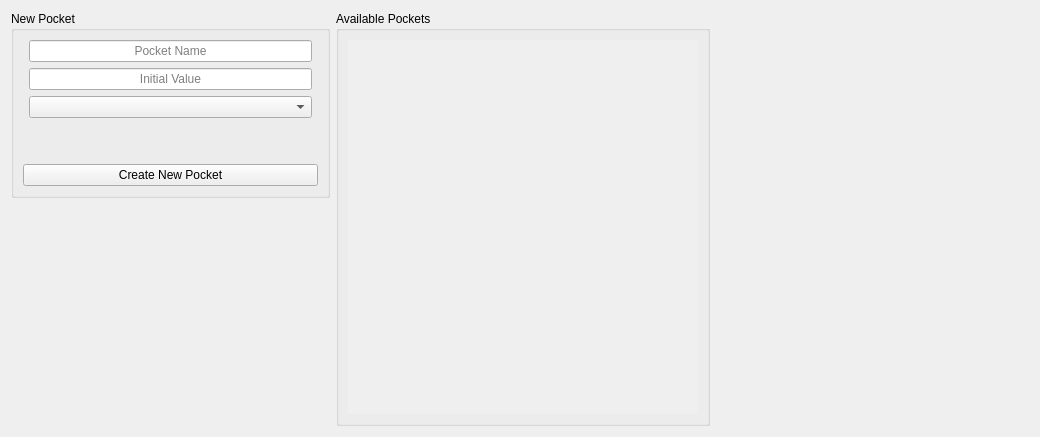
Old version of the form FinancialManager/Content/Pockets/pocketswidget.ui in the repository Aethermeister/FinancialManager.
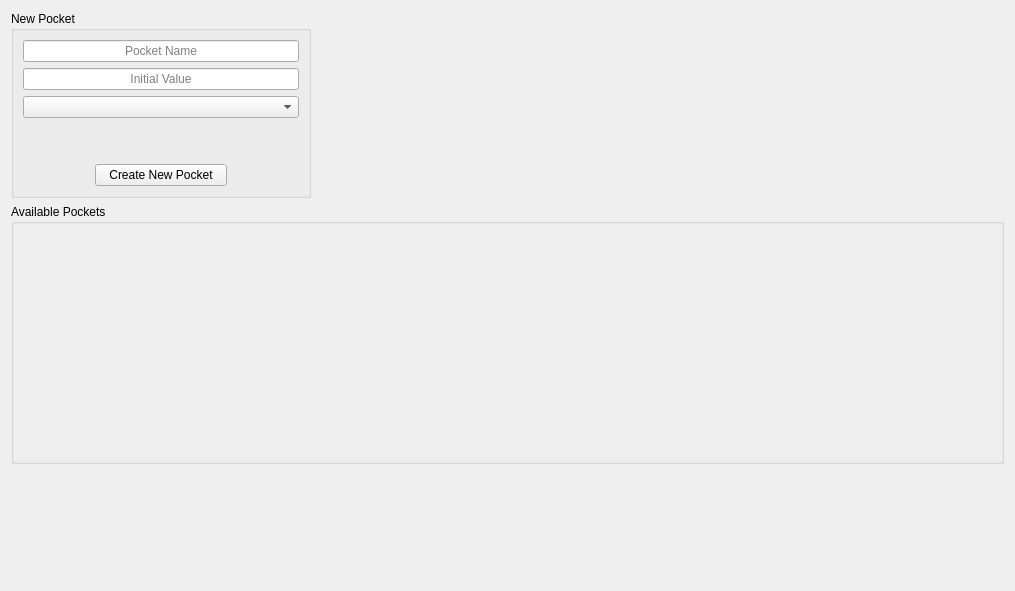
New version of the form. Custom widgets are drawn as their Qt base class.

Commit message:
Pocket list widget + Pocket deletion
Custom Pocket list widget added
Pockets can be deleted
Confirmation dialog is added to confirm deletion
Deleting pockets deletes the linked records as well

Diff of the .ui file:
```diff
--- a/FinancialManager/Content/Pockets/pocketswidget.ui
+++ b/FinancialManager/Content/Pockets/pocketswidget.ui
@@ -6,16 +6,28 @@
    <rect>
     <x>0</x>
     <y>0</y>
-    <width>1040</width>
-    <height>437</height>
+    <width>1015</width>
+    <height>591</height>
    </rect>
   </property>
   <property name="windowTitle">
    <string>Form</string>
   </property>
   <layout class="QGridLayout" name="gridLayout_2">
-   <item row="0" column="1" rowspan="2">
+   <item row="1" column="0" colspan="3">
     <widget class="QGroupBox" name="groupBox_2">
+     <property name="minimumSize">
+      <size>
+       <width>0</width>
+       <height>260</height>
+      </size>
+     </property>
+     <property name="maximumSize">
+      <size>
+       <width>16777215</width>
+       <height>260</height>
+      </size>
+     </property>
      <property name="title">
       <string>Available Pockets</string>
      </property>
@@ -23,12 +35,30 @@
       <bool>true</bool>
      </property>
      <layout class="QGridLayout" name="gridLayout_3">
+      <property name="leftMargin">
+       <number>0</number>
+      </property>
+      <property name="topMargin">
+       <number>0</number>
+      </property>
+      <property name="rightMargin">
+       <number>0</number>
+      </property>
+      <property name="bottomMargin">
+       <number>0</number>
+      </property>
       <item row="0" column="0">
        <widget class="QScrollArea" name="scrollArea">
         <property name="minimumSize">
          <size>
-          <width>350</width>
-          <height>0</height>
+          <width>0</width>
+          <height>235</height>
+         </size>
+        </property>
+        <property name="maximumSize">
+         <size>
+          <width>16777215</width>
+          <height>235</height>
          </size>
         </property>
         <property name="frameShape">
@@ -42,19 +72,42 @@
           <rect>
            <x>0</x>
            <y>0</y>
-           <width>350</width>
-           <height>379</height>
+           <width>991</width>
+           <height>210</height>
           </rect>
          </property>
-         <layout class="QVBoxLayout" name="m_pocketListing_layout"/>
+         <property name="minimumSize">
+          <size>
+           <width>0</width>
+           <height>210</height>
+          </size>
+         </property>
+         <property name="maximumSize">
+          <size>
+           <width>16777215</width>
+           <height>210</height>
+          </size>
+         </property>
         </widget>
        </widget>
       </item>
      </layout>
     </widget>
    </item>
-   <item row="0" column="0">
+   <item row="0" column="0" colspan="2">
     <widget class="QGroupBox" name="groupBox">
+     <property name="sizePolicy">
+      <sizepolicy hsizetype="Expanding" vsizetype="Preferred">
+       <horstretch>0</horstretch>
+       <verstretch>0</verstretch>
+      </sizepolicy>
+     </property>
+     <property name="minimumSize">
+      <size>
+       <width>300</width>
+       <height>0</height>
+      </size>
+     </property>
      <property name="title">
       <string>New Pocket</string>
      </property>
@@ -62,36 +115,39 @@
       <bool>true</bool>
      </property>
      <layout class="QGridLayout" name="gridLayout">
-      <item row="0" column="1">
-       <widget class="QLineEdit" name="m_newPocketName_lineEdit">
-        <property name="maximumSize">
+      <item row="5" column="3">
+       <spacer name="horizontalSpacer_3">
+        <property name="orientation">
+         <enum>Qt::Horizontal</enum>
+        </property>
+        <property name="sizeType">
+         <enum>QSizePolicy::Preferred</enum>
+        </property>
+        <property name="sizeHint" stdset="0">
          <size>
-          <width>16777215</width>
-          <height>16777215</height>
+          <width>40</width>
+          <height>20</height>
          </size>
         </property>
-        <property name="alignment">
-         <set>Qt::AlignCenter</set>
-        </property>
-        <property name="placeholderText">
-         <string>Pocket Name</string>
-        </property>
-       </widget>
+       </spacer>
       </item>
-      <item row="3" column="0" colspan="2">
-       <widget class="QLabel" name="m_information_lbl">
-        <property name="text">
-         <string/>
+      <item row="5" column="0">
+       <spacer name="horizontalSpacer_4">
+        <property name="orientation">
+         <enum>Qt::Horizontal</enum>
         </property>
-        <property name="wordWrap">
-         <bool>true</bool>
+        <property name="sizeType">
+         <enum>QSizePolicy::Preferred</enum>
         </property>
-        <property name="error" stdset="0">
-         <bool>true</bool>
+        <property name="sizeHint" stdset="0">
+         <size>
+          <width>40</width>
+          <height>20</height>
+         </size>
         </property>
-       </widget>
+       </spacer>
       </item>
-      <item row="4" column="0" colspan="3">
+      <item row="4" column="0" colspan="4">
        <spacer name="verticalSpacer">
         <property name="orientation">
          <enum>Qt::Vertical</enum>
@@ -107,7 +163,14 @@
         </property>
        </spacer>
       </item>
-      <item row="1" column="1">
+      <item row="2" column="0" colspan="4">
+       <widget class="QComboBox" name="m_pocketType_comboBox">
+        <property name="placeholderText">
+         <string>Select Type</string>
+        </property>
+       </widget>
+      </item>
+      <item row="1" column="0" colspan="4">
        <widget class="QLineEdit" name="m_newPocketInitialValue_lineEdit">
         <property name="maximumSize">
          <size>
@@ -123,7 +186,36 @@
         </property>
        </widget>
       </item>
-      <item row="5" column="0" colspan="3">
+      <item row="0" column="0" colspan="4">
+       <widget class="QLineEdit" name="m_newPocketName_lineEdit">
+        <property name="maximumSize">
+         <size>
+          <width>16777215</width>
+          <height>16777215</height>
+         </size>
+        </property>
+        <property name="alignment">
+         <set>Qt::AlignCenter</set>
+        </property>
+        <property name="placeholderText">
+         <string>Pocket Name</string>
+        </property>
+       </widget>
+      </item>
+      <item row="3" column="0" colspan="4">
+       <widget class="QLabel" name="m_information_lbl">
+        <property name="text">
+         <string/>
+        </property>
+        <property name="wordWrap">
+         <bool>true</bool>
+        </property>
+        <property name="error" stdset="0">
+         <bool>true</bool>
+        </property>
+       </widget>
+      </item>
+      <item row="5" column="1" colspan="2">
        <widget class="QPushButton" name="m_createNewPocket_btn">
         <property name="maximumSize">
          <size>
@@ -136,34 +228,17 @@
         </property>
        </widget>
       </item>
-      <item row="2" column="1">
-       <widget class="QComboBox" name="m_pocketType_comboBox">
-        <property name="placeholderText">
-         <string>Select Type</string>
-        </property>
-       </widget>
-      </item>
      </layout>
     </widget>
    </item>
-   <item row="1" column="0">
-    <spacer name="verticalSpacer_2">
-     <property name="orientation">
-      <enum>Qt::Vertical</enum>
-     </property>
-     <property name="sizeHint" stdset="0">
-      <size>
-       <width>20</width>
-       <height>40</height>
-      </size>
-     </property>
-    </spacer>
-   </item>
-   <item row="0" column="2" rowspan="2">
+   <item row="0" column="2">
     <spacer name="horizontalSpacer">
      <property name="orientation">
       <enum>Qt::Horizontal</enum>
      </property>
+     <property name="sizeType">
+      <enum>QSizePolicy::Expanding</enum>
+     </property>
      <property name="sizeHint" stdset="0">
       <size>
        <width>40</width>
@@ -172,8 +247,29 @@
      </property>
     </spacer>
    </item>
+   <item row="2" column="0" colspan="3">
+    <spacer name="verticalSpacer_2">
+     <property name="orientation">
+      <enum>Qt::Vertical</enum>
+     </property>
+     <property name="sizeHint" stdset="0">
+      <size>
+       <width>20</width>
+       <height>1</height>
+      </size>
+     </property>
+    </spacer>
+   </item>
   </layout>
  </widget>
+ <customwidgets>
+  <customwidget>
+   <class>Content::Pockets::Component::PocketListingWidget</class>
+   <extends>QWidget</extends>
+   <header>Content/Pockets/Components/pocketlistingwidget.h</header>
+   <container>1</container>
+  </customwidget>
+ </customwidgets>
  <resources/>
  <connections/>
 </ui>
```
Left out of the diff: 2 changed lines with no effect on the pictures. The commit also changes 21 other files.
